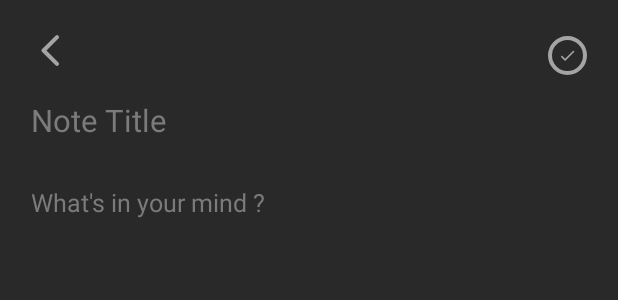
After one commit to moha-b/Notice, an Android app: the layout activity_create_note.xml on its own in the app's theme, with its tools: preview values and no code run, on a phone screen of 412 x 824 dp. The commit adds this screen. Shown: the top 300 px of the screen. Run offline under Robolectric (Android 15) with nearby library versions, the phone set to English and light mode, and no system bars.

Commit message:
Create Note Activity Layout

```diff
--- a/app/src/main/AndroidManifest.xml
+++ b/app/src/main/AndroidManifest.xml
@@ -12,6 +12,9 @@
         android:theme="@style/Theme.Notice"
         tools:targetApi="31">
         <activity
+            android:name=".CreateNote"
+            android:exported="false" />
+        <activity
             android:name=".MainActivity"
             android:exported="true">
             <intent-filter>
--- /dev/null
+++ b/app/src/main/java/com/example/notice/createnote/CreateNote.java
@@ -0,0 +1,14 @@
+package com.example.notice.createnote;
+
+import androidx.appcompat.app.AppCompatActivity;
+import android.os.Bundle;
+import com.example.notice.R;
+
+public class CreateNote extends AppCompatActivity {
+
+    @Override
+    protected void onCreate(Bundle savedInstanceState) {
+        super.onCreate(savedInstanceState);
+        setContentView(R.layout.activity_create_note);
+    }
+}
--- /dev/null
+++ b/app/src/main/res/drawable/done_background.xml
@@ -0,0 +1,8 @@
+<?xml version="1.0" encoding="utf-8"?>
+<shape xmlns:android="http://schemas.android.com/apk/res/android"
+    android:shape="oval"
+    >
+
+    <stroke android:width="@dimen/_2sdp" android:color="@color/icon" />
+
+</shape>
--- /dev/null
+++ b/app/src/main/res/drawable/ic_back.xml
@@ -0,0 +1,5 @@
+<vector android:height="24dp" android:tint="#000000"
+    android:viewportHeight="24" android:viewportWidth="24"
+    android:width="24dp" xmlns:android="http://schemas.android.com/apk/res/android">
+    <path android:fillColor="@android:color/white" android:pathData="M16.88,2.88L16.88,2.88c-0.49,-0.49 -1.28,-0.49 -1.77,0l-8.41,8.41c-0.39,0.39 -0.39,1.02 0,1.41l8.41,8.41c0.49,0.49 1.28,0.49 1.77,0l0,0c0.49,-0.49 0.49,-1.28 0,-1.77L9.54,12l7.35,-7.35C17.37,4.16 17.37,3.37 16.88,2.88z"/>
+</vector>
--- /dev/null
+++ b/app/src/main/res/drawable/ic_done.xml
@@ -0,0 +1,5 @@
+<vector android:height="24dp" android:tint="#000000"
+    android:viewportHeight="24" android:viewportWidth="24"
+    android:width="24dp" xmlns:android="http://schemas.android.com/apk/res/android">
+    <path android:fillColor="@android:color/white" android:pathData="M9,16.2l-3.5,-3.5c-0.39,-0.39 -1.01,-0.39 -1.4,0 -0.39,0.39 -0.39,1.01 0,1.4l4.19,4.19c0.39,0.39 1.02,0.39 1.41,0L20.3,7.7c0.39,-0.39 0.39,-1.01 0,-1.4 -0.39,-0.39 -1.01,-0.39 -1.4,0L9,16.2z"/>
+</vector>
--- /dev/null
+++ b/app/src/main/res/layout/activity_create_note.xml
@@ -0,0 +1,98 @@
+<?xml version="1.0" encoding="utf-8"?>
+<androidx.coordinatorlayout.widget.CoordinatorLayout xmlns:android="http://schemas.android.com/apk/res/android"
+    xmlns:app="http://schemas.android.com/apk/res-auto"
+    xmlns:tools="http://schemas.android.com/tools"
+    android:layout_width="match_parent"
+    android:layout_height="match_parent"
+    android:background="@color/primary"
+    tools:context=".createnote.CreateNote">
+
+    <ScrollView
+        android:layout_width="match_parent"
+        android:layout_height="match_parent"
+        android:clipToPadding="false"
+        android:layout_marginBottom="@dimen/_40sdp"
+        >
+
+        <androidx.constraintlayout.widget.ConstraintLayout
+            android:layout_width="match_parent"
+            android:layout_height="wrap_content"
+            android:animateLayoutChanges="true">
+            <!-- Back Button -->
+            <ImageView
+                android:id="@+id/back_button"
+                android:layout_width="@dimen/_20sdp"
+                android:layout_height="@dimen/_20sdp"
+                android:layout_marginStart="@dimen/_16sdp"
+                android:layout_marginTop="@dimen/_16sdp"
+                android:src="@drawable/ic_back"
+                app:layout_constraintStart_toStartOf="parent"
+                app:layout_constraintTop_toTopOf="parent"
+                app:tint="@color/icon"
+                android:contentDescription="@string/back_button"/>
+            <!-- Done Button -->
+            <ImageView
+                android:id="@+id/done_button"
+                android:layout_width="@dimen/_20sdp"
+                android:layout_height="@dimen/_20sdp"
+                android:layout_marginTop="@dimen/_16sdp"
+                android:layout_marginEnd="@dimen/_16sdp"
+                android:background="@drawable/done_background"
+                android:contentDescription="@string/done"
+                android:padding="@dimen/_5sdp"
+                android:src="@drawable/ic_done"
+                app:layout_constraintBottom_toBottomOf="@+id/back_button"
+                app:layout_constraintEnd_toEndOf="parent"
+                app:layout_constraintTop_toTopOf="@+id/back_button"
+                app:layout_constraintVertical_bias="0.86"
+                app:tint="@color/icon" />
+            <!-- Note Title -->
+            <EditText
+                android:id="@+id/note_title"
+                android:layout_width="match_parent"
+                android:layout_height="@dimen/_35sdp"
+                android:layout_marginHorizontal="@dimen/_16sdp"
+                android:background="@null"
+                android:hint="@string/note_title"
+                android:inputType="text"
+                android:textColor="@color/white"
+                android:textColorHint="@color/hint"
+                android:textSize="@dimen/_16sdp"
+                android:layout_marginTop="@dimen/_8sdp"
+                app:layout_constraintEnd_toEndOf="parent"
+                app:layout_constraintStart_toStartOf="parent"
+                app:layout_constraintTop_toBottomOf="@+id/back_button"
+                android:autofillHints="no" />
+            <!-- Time & Date -->
+            <TextView
+                android:id="@+id/time_and_date"
+                android:layout_width="wrap_content"
+                android:layout_height="wrap_content"
+                app:layout_constraintEnd_toEndOf="@+id/note_title"
+                app:layout_constraintTop_toBottomOf="@id/note_title"
+                android:textColor="@color/white"
+                />
+            <!-- Note Content -->
+            <EditText
+                android:id="@+id/note_content"
+                android:layout_width="match_parent"
+                android:layout_height="wrap_content"
+                android:layout_marginHorizontal="@dimen/_16sdp"
+                android:layout_marginTop="@dimen/_16sdp"
+                android:background="@null"
+                android:gravity="top"
+                android:hint="@string/what_s_in_your_mind"
+                android:inputType="textMultiLine"
+                android:minHeight="@dimen/_100sdp"
+                android:textColor="@color/white"
+                android:textColorHint="@color/hint"
+                android:textSize="@dimen/_13sdp"
+                app:layout_constraintBottom_toBottomOf="parent"
+                app:layout_constraintEnd_toEndOf="@+id/note_title"
+                app:layout_constraintStart_toStartOf="@+id/note_title"
+                app:layout_constraintTop_toBottomOf="@+id/note_title"
+                android:autofillHints="no" />
+        </androidx.constraintlayout.widget.ConstraintLayout>
+    </ScrollView>
+
+</androidx.coordinatorlayout.widget.CoordinatorLayout>
--- a/app/src/main/res/values/strings.xml
+++ b/app/src/main/res/values/strings.xml
@@ -5,4 +5,8 @@
     <string name="looking_for">Looking for ...</string>
     <string name="add">Add</string>
     <string name="fab">fab</string>
+    <string name="back_button">Back Button</string>
+    <string name="done">Done</string>
+    <string name="note_title">Note Title</string>
+    <string name="what_s_in_your_mind">What\'s in your mind ?</string>
 </resources>
```
